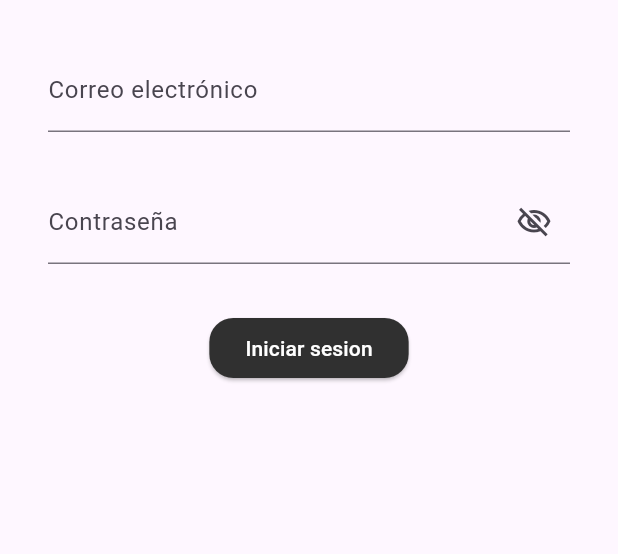
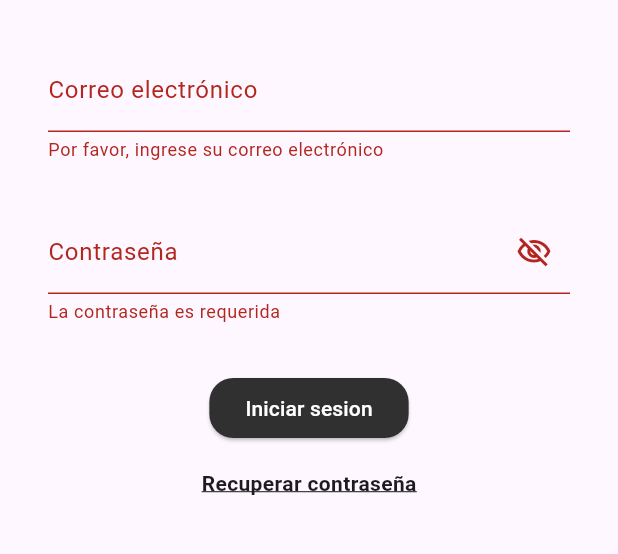
Before and after one commit to AntonioCarri11o/finanzas_app, a Flutter app: the screen it shows after launch, after a tap on "Iniciar sesion", on a phone screen of 412 x 824 dp, the part 348-902 px from its top. Run offline on Flutter 3.47's test engine with Material 3 defaults, Android fonts, the phone set to English and light mode, and no system bars.

Commit message:
final version

```diff
--- a/lib/main.dart
+++ b/lib/main.dart
@@ -1,3 +1,6 @@
+import 'package:finanzas/widgets/modules/auth/screens/code_verification.dart';
+import 'package:finanzas/widgets/modules/auth/screens/email_verification.dart';
+import 'package:finanzas/widgets/modules/auth/screens/forgot_password.dart';
 import 'package:finanzas/widgets/modules/auth/screens/login.dart';
 import 'package:flutter/material.dart';
 
@@ -15,6 +18,9 @@ class MainApp extends StatelessWidget {
       initialRoute: '/',
       routes: {
         '/': (context) => const Login(),
+        '/recuperar': (context) => const EmailVerification(),
+        '/validar': (context) => const CodeVerification(),
+        '/newpassword': (context) => const ForgotPassword()
       },
     );
   }
--- a/lib/widgets/modules/auth/screens/login.dart
+++ b/lib/widgets/modules/auth/screens/login.dart
@@ -4,14 +4,34 @@ class Login extends StatefulWidget {
   const Login({super.key});
 
   @override
-  State <Login> createState() => _LoginState();
+  State<Login> createState() => _LoginState();
 }
 
 class _LoginState extends State<Login> {
   final TextEditingController _emailController = TextEditingController();
   final TextEditingController _passwordController = TextEditingController();
-  final GlobalKey<FormState> _formKey= GlobalKey<FormState>();
+  final GlobalKey<FormState> _formKey = GlobalKey<FormState>();
   bool _isObscure = true;
+  String? validateEmail(String? value) {
+    final RegExp emailRegExp = RegExp(
+      r'^[\w-\.]+@([\w-]+\.)+[\w-]{2,4}$',
+    );
+
+    if (value == null || value.isEmpty) {
+      return 'Por favor, ingrese su correo electrónico';
+    } else if (!emailRegExp.hasMatch(value)) {
+      return 'Por favor, ingrese un correo electrónico válido';
+    }
+    return null;
+  }
+
+  String? validatePassword(String? value) {
+    if (value != null && value.isNotEmpty && value.trim() != '') {
+      return null;
+    }
+    return 'La contraseña es requerida';
+  }
+
   @override
   Widget build(BuildContext context) {
     return Scaffold(
@@ -22,40 +42,65 @@ class _LoginState extends State<Login> {
             key: _formKey,
             child: Column(
               children: [
-                Image.asset('assets/logo.png', width: 200, height: 200,),
-                const SizedBox(height: 32,),
+                Image.asset(
+                  'assets/logo.png',
+                  width: 200,
+                  height: 200,
+                ),
+                const SizedBox(
+                  height: 32,
+                ),
                 TextFormField(
                   controller: _emailController,
+                  validator: validateEmail,
                   decoration: const InputDecoration(
                       hintText: 'example@email.com',
-                    label: Text('Correo electrónico')
+                      label: Text('Correo electrónico')),
                 ),
+                const SizedBox(
+                  height: 32,
                 ),
-                const SizedBox(height: 32,),
                 TextFormField(
                   controller: _passwordController,
                   obscureText: _isObscure,
+                  validator: validatePassword,
                   decoration: InputDecoration(
                       hintText: '******',
                       label: const Text('Contraseña'),
-                    suffixIcon: IconButton(onPressed: (){
+                      suffixIcon: IconButton(
+                        onPressed: () {
                           setState(() {
                             _isObscure = !_isObscure;
                           });
                         },
-                    icon: Icon(_isObscure ? Icons.visibility_off_outlined : Icons.visibility_outlined),
-                    )
+                        icon: Icon(_isObscure
+                            ? Icons.visibility_off_outlined
+                            : Icons.visibility_outlined),
+                      )),
                 ),
+                const SizedBox(
+                  height: 32,
                 ),
-                const SizedBox(height: 32,),
-                ElevatedButton(onPressed: () => {}, child: const Text('Iniciar sesion'),
+                ElevatedButton(
+                    onPressed: () => {_formKey.currentState!.validate()},
                     style: FilledButton.styleFrom(
                       backgroundColor: Colors.grey[850],
                       foregroundColor: Colors.white,
                       shape: RoundedRectangleBorder(
-                    borderRadius: BorderRadius.circular(16)
-                  )
+                          borderRadius: BorderRadius.circular(16)),
                     ),
+                    child: const Text('Iniciar sesion')),
+                const SizedBox(
+                  height: 16,
+                ),
+                InkWell(
+                  child: const Text(
+                    'Recuperar contraseña',
+                    style: TextStyle(
+                        decoration: TextDecoration.underline,
+                        fontWeight: FontWeight.bold),
+                  ),
+                  onTap: () => Navigator.pushNamed(context, '/recuperar'),
                 )
               ],
             ),
```
Also changed, not shown: lib/widgets/modules/auth/screens/code_verification.dart (added, +70 -0 lines), lib/widgets/modules/auth/screens/email_verification.dart (added, +74 -0 lines), lib/widgets/modules/auth/screens/forgot_password.dart (added, +106 -0 lines). Lines whose indentation alone changed are shown as unchanged.
